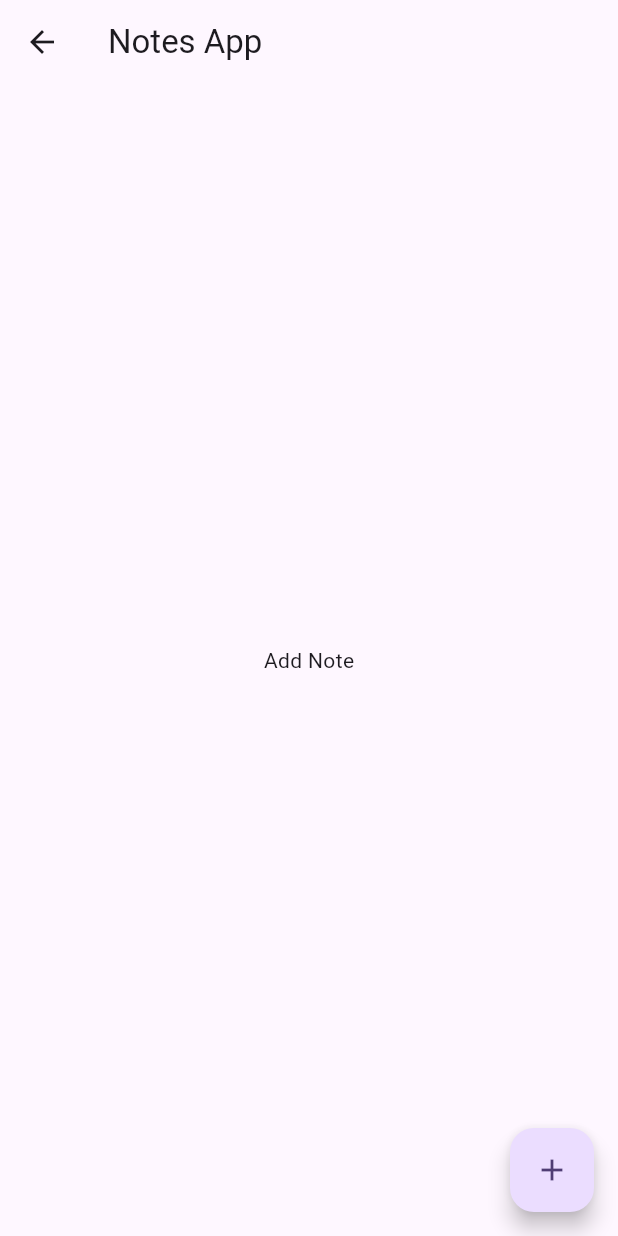
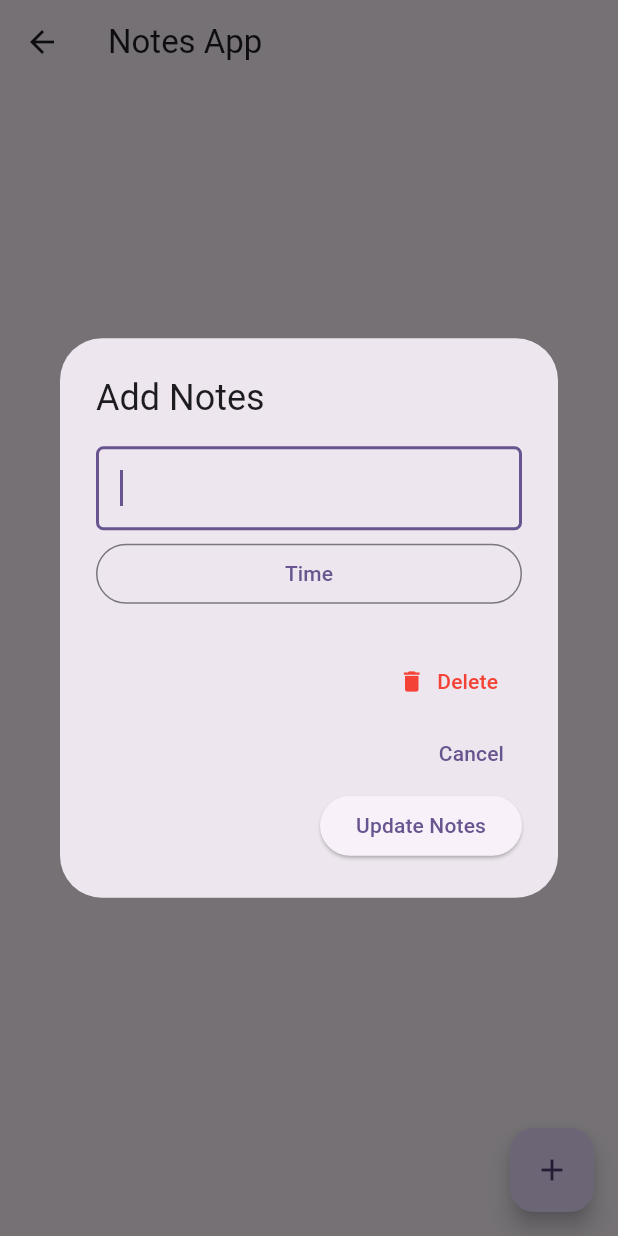
Before and after one commit to LokmanHossen/Notes_App-Flutter, a Flutter app: the HomeScreen screen opened directly, after a tap on the "add" icon, on a phone screen of 412 x 824 dp. Run offline on Flutter 3.47's test engine with Material 3 defaults, Android fonts, the phone set to English and light mode, and no system bars; our stand-ins replace cloud_firestore, firebase_auth, firebase_core, get; accounts and stored records are empty; generated files the repository leaves out were written again.

Commit message:
AddNoteInputField

```diff
--- a/lib/ui/home_page.dart
+++ b/lib/ui/home_page.dart
@@ -31,9 +31,60 @@ class _HomeScreenState extends State<HomeScreen> {
       ),
 
       floatingActionButton: FloatingActionButton(
-        onPressed: () {},
+        onPressed: () {
+          showNoteInput(context);
+        },
         child: const Icon(Icons.add),
       ),
     );
   }
+
+  showNoteInput(BuildContext context) {
+    showDialog(
+      context: context,
+      builder: (context) => AlertDialog(
+        title: Text('Add Notes'),
+        content: Column(
+          mainAxisSize: MainAxisSize.min,
+          crossAxisAlignment: CrossAxisAlignment.stretch,
+          children: [
+            TextField(
+              autofocus: true,
+              decoration: InputDecoration(
+                  border: OutlineInputBorder(
+                      borderRadius: BorderRadius.circular(5))),
+            ),
+            const SizedBox(
+              height: 5,
+            ),
+            OutlinedButton(
+              onPressed: () {},
+              child: const Text('Time'),
+            ),
+          ],
+        ),
+        actions: [
+          TextButton.icon(
+              onPressed: () {},
+              icon: const Icon(
+                Icons.delete,
+                color: Colors.red,
+              ),
+              label: const Text(
+                'Delete',
+                style: TextStyle(color: Colors.red),
+              )),
+          TextButton(
+              onPressed: () {
+                Navigator.pop(context);
+              },
+              child: const Text('Cancel')),
+          ElevatedButton(
+            onPressed: () {},
+            child: Text('Update Notes'),
+          )
+        ],
+      ),
+    );
+  }
 }
```
